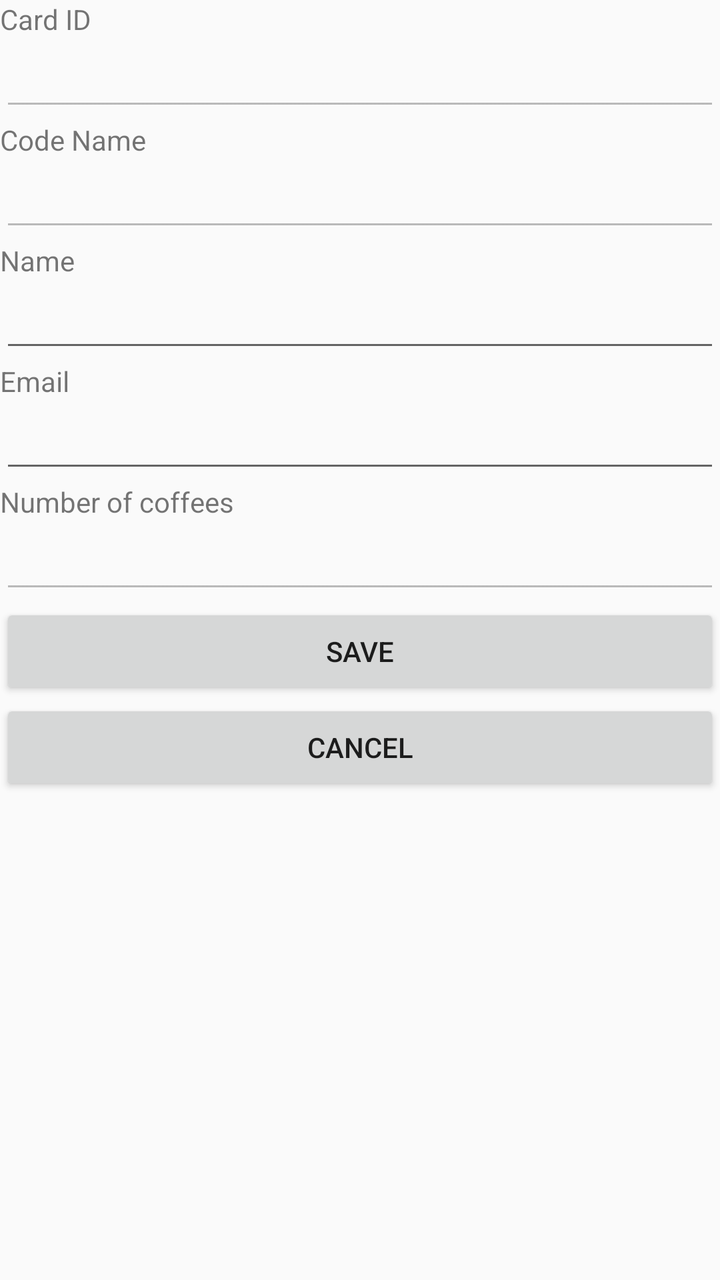
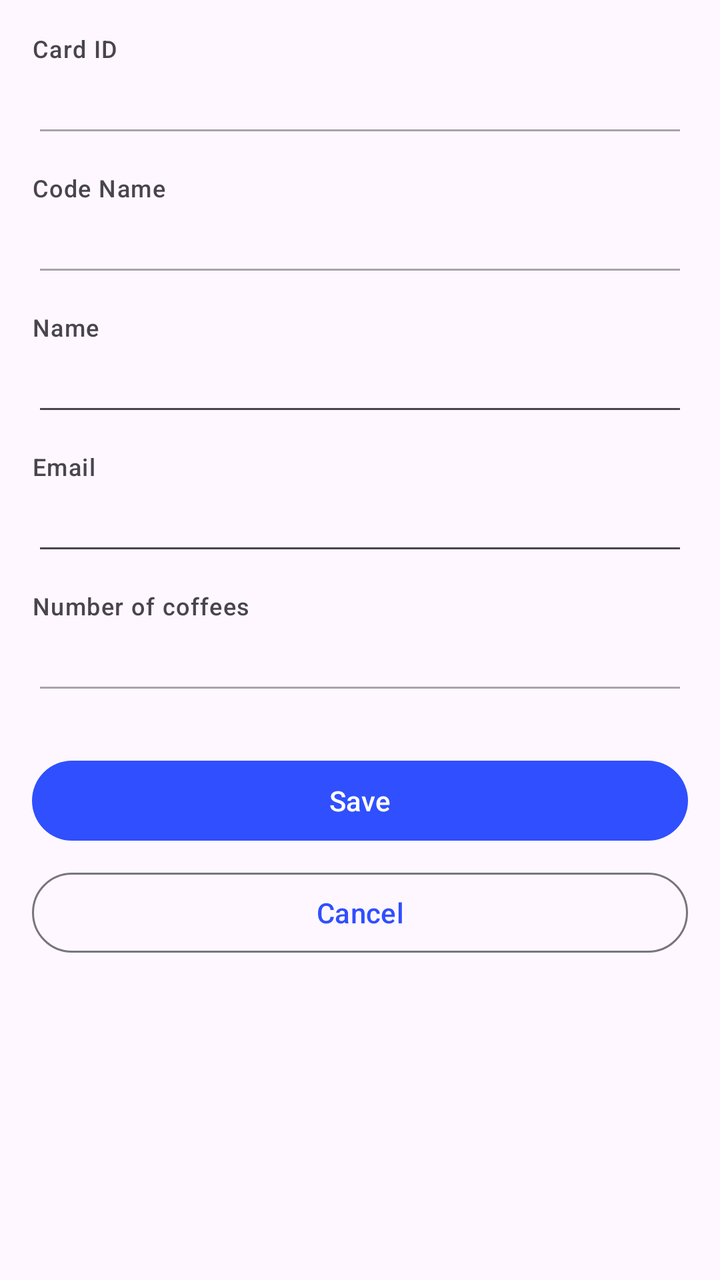

The first picture is an Android layout as it rendered before a commit; the second is the same layout after the commit. The layout source and the unified diff follow.
<!-- AndroidManifest.xml: application theme AppTheme -->
<!-- res/layout/activity_edit_id.xml -->
<?xml version="1.0" encoding="utf-8"?>
<LinearLayout xmlns:android="http://schemas.android.com/apk/res/android"
    xmlns:app="http://schemas.android.com/apk/res-auto"
    xmlns:tools="http://schemas.android.com/tools"
    android:layout_width="match_parent"
    android:layout_height="match_parent"
    android:layout_margin="16dp"
    android:orientation="vertical"
    tools:context="ro.dsgmedia.cox.nfcoffee.EditID">

    <TextView
        android:id="@+id/editID_tvCardID"
        android:layout_width="match_parent"
        android:layout_height="wrap_content"
        android:labelFor="@+id/editID_etCardID"
        android:text="@string/card_id" />

    <EditText
        android:id="@+id/editID_etCardID"
        android:layout_width="match_parent"
        android:layout_height="wrap_content"
        android:ems="10"
        android:enabled="false"
        android:inputType="textPersonName"
        android:maxLines="1" />

    <TextView
        android:id="@+id/editID_tvCodeName"
        android:layout_width="match_parent"
        android:layout_height="wrap_content"
        android:labelFor="@+id/editID_etCodeName"
        android:text="@string/code_name" />

    <EditText
        android:id="@+id/editID_etCodeName"
        android:layout_width="match_parent"
        android:layout_height="wrap_content"
        android:ems="10"
        android:enabled="false"
        android:inputType="textPersonName"
        android:maxLines="1" />

    <TextView
        android:id="@+id/editID_tvName"
        android:layout_width="match_parent"
        android:layout_height="wrap_content"
        android:labelFor="@+id/editID_etName"
        android:text="@string/name" />

    <EditText
        android:id="@+id/editID_etName"
        android:layout_width="match_parent"
        android:layout_height="wrap_content"
        android:digits="ÄÖÜẞQWERTZUIOPASDFGHJKLYXCVBNM äöüßqwertzuiopasdfghjklyxcvbnm"
        android:ems="10"
        android:inputType="textPersonName"
        android:maxLines="1"
        android:selectAllOnFocus="true" />

    <TextView
        android:id="@+id/editID_tvEmail"
        android:layout_width="match_parent"
        android:layout_height="wrap_content"
        android:labelFor="@+id/editID_etEmail"
        android:text="@string/email" />

    <EditText
        android:id="@+id/editID_etEmail"
        android:layout_width="match_parent"
        android:layout_height="wrap_content"
        android:digits="QWERTZUIOPASDFGHJKLYXCVBNM qwertzuiopasdfghjklyxcvbnm1234567890_@."
        android:ems="10"
        android:inputType="textEmailAddress"
        android:maxLines="1"
        android:selectAllOnFocus="true" />

    <TextView
        android:id="@+id/editID_tvCoffees"
        android:layout_width="match_parent"
        android:layout_height="wrap_content"
        android:labelFor="@+id/editID_etCoffees"
        android:text="@string/number_of_coffees" />

    <EditText
        android:id="@+id/editID_etCoffees"
        android:layout_width="match_parent"
        android:layout_height="wrap_content"
        android:ems="10"
        android:enabled="false"
        android:inputType="textPersonName"
        android:maxLines="1" />

    <Space
        android:layout_width="match_parent"
        android:layout_height="wrap_content" />

    <Button
        android:id="@+id/editID_bSave"
        android:layout_width="match_parent"
        android:layout_height="wrap_content"
        android:text="@string/save" />

    <Button
        android:id="@+id/editID_bCancel"
        android:layout_width="match_parent"
        android:layout_height="wrap_content"
        android:text="@string/cancel" />
</LinearLayout>
<!-- resources referenced by this layout -->
<resources>
  <string name="cancel">Cancel</string>
  <string name="card_id">Card ID</string>
  <string name="code_name">Code Name</string>
  <string name="email">Email</string>
  <string name="name">Name</string>
  <string name="number_of_coffees">Number of coffees</string>
  <string name="save">Save</string>
  <style name="AppTheme" parent="Theme.AppCompat.Light.NoActionBar">
          
          <item name="colorPrimaryDark">@color/colorPrimaryDark</item>
          <item name="colorAccent">@color/colorAccent</item>
          <item name="windowActionBar">false</item>
          <item name="windowNoTitle">true</item>
          <item name="colorPrimary">@color/colorPrimary</item>
      </style>
  <color name="colorPrimaryDark">#303F9F</color>
  <color name="colorAccent">#ff4081</color>
  <color name="colorPrimary">#304ffe</color>
</resources>

<!-- the commit's change to res/layout/activity_edit_id.xml (unified diff, before → after) -->
@@ -1,108 +1,128 @@
 <?xml version="1.0" encoding="utf-8"?>
-<LinearLayout xmlns:android="http://schemas.android.com/apk/res/android"
-    xmlns:app="http://schemas.android.com/apk/res-auto"
+<ScrollView xmlns:android="http://schemas.android.com/apk/res/android"
     xmlns:tools="http://schemas.android.com/tools"
     android:layout_width="match_parent"
     android:layout_height="match_parent"
-    android:layout_margin="16dp"
-    android:orientation="vertical"
+    android:fillViewport="true"
     tools:context="ro.dsgmedia.cox.nfcoffee.EditID">
 
-    <TextView
-        android:id="@+id/editID_tvCardID"
+    <LinearLayout
         android:layout_width="match_parent"
         android:layout_height="wrap_content"
-        android:labelFor="@+id/editID_etCardID"
-        android:text="@string/card_id" />
+        android:orientation="vertical"
+        android:padding="16dp">
 
-    <EditText
-        android:id="@+id/editID_etCardID"
-        android:layout_width="match_parent"
-        android:layout_height="wrap_content"
-        android:ems="10"
-        android:enabled="false"
-        android:inputType="textPersonName"
-        android:maxLines="1" />
+        <TextView
+            android:id="@+id/editID_tvCardID"
+            android:layout_width="match_parent"
+            android:layout_height="wrap_content"
+            android:labelFor="@+id/editID_etCardID"
+            android:text="@string/card_id"
+            android:textAppearance="?attr/textAppearanceLabelMedium"
+            android:textColor="?attr/colorOnSurfaceVariant" />
 
-    <TextView
-        android:id="@+id/editID_tvCodeName"
-        android:layout_width="match_parent"
-        android:layout_height="wrap_content"
-        android:labelFor="@+id/editID_etCodeName"
-        android:text="@string/code_name" />
+        <EditText
+            android:id="@+id/editID_etCardID"
+            android:layout_width="match_parent"
+            android:layout_height="wrap_content"
+            android:ems="10"
+            android:enabled="false"
+            android:inputType="textPersonName"
+            android:maxLines="1" />
 
-    <EditText
-        android:id="@+id/editID_etCodeName"
-        android:layout_width="match_parent"
-        android:layout_height="wrap_content"
-        android:ems="10"
-        android:enabled="false"
-        android:inputType="textPersonName"
-        android:maxLines="1" />
+        <TextView
+            android:id="@+id/editID_tvCodeName"
+            android:layout_width="match_parent"
+            android:layout_height="wrap_content"
+            android:layout_marginTop="12dp"
+            android:labelFor="@+id/editID_etCodeName"
+            android:text="@string/code_name"
+            android:textAppearance="?attr/textAppearanceLabelMedium"
+            android:textColor="?attr/colorOnSurfaceVariant" />
 
-    <TextView
-        android:id="@+id/editID_tvName"
-        android:layout_width="match_parent"
-        android:layout_height="wrap_content"
-        android:labelFor="@+id/editID_etName"
-        android:text="@string/name" />
+        <EditText
+            android:id="@+id/editID_etCodeName"
+            android:layout_width="match_parent"
+            android:layout_height="wrap_content"
+            android:ems="10"
+            android:enabled="false"
+            android:inputType="textPersonName"
+            android:maxLines="1" />
 
-    <EditText
-        android:id="@+id/editID_etName"
-        android:layout_width="match_parent"
-        android:layout_height="wrap_content"
-        android:digits="ÄÖÜẞQWERTZUIOPASDFGHJKLYXCVBNM äöüßqwertzuiopasdfghjklyxcvbnm"
-        android:ems="10"
-        android:inputType="textPersonName"
-        android:maxLines="1"
-        android:selectAllOnFocus="true" />
+        <TextView
+            android:id="@+id/editID_tvName"
+            android:layout_width="match_parent"
+            android:layout_height="wrap_content"
+            android:layout_marginTop="12dp"
+            android:labelFor="@+id/editID_etName"
+            android:text="@string/name"
+            android:textAppearance="?attr/textAppearanceLabelMedium"
+            android:textColor="?attr/colorOnSurfaceVariant" />
 
-    <TextView
-        android:id="@+id/editID_tvEmail"
-        android:layout_width="match_parent"
-        android:layout_height="wrap_content"
-        android:labelFor="@+id/editID_etEmail"
-        android:text="@string/email" />
+        <EditText
+            android:id="@+id/editID_etName"
+            android:layout_width="match_parent"
+            android:layout_height="wrap_content"
+            android:digits="ÄÖÜẞQWERTZUIOPASDFGHJKLYXCVBNM äöüßqwertzuiopasdfghjklyxcvbnm"
+            android:ems="10"
+            android:inputType="textPersonName"
+            android:maxLines="1"
+            android:selectAllOnFocus="true" />
 
-    <EditText
-        android:id="@+id/editID_etEmail"
-        android:layout_width="match_parent"
-        android:layout_height="wrap_content"
-        android:digits="QWERTZUIOPASDFGHJKLYXCVBNM qwertzuiopasdfghjklyxcvbnm1234567890_@."
-        android:ems="10"
-        android:inputType="textEmailAddress"
-        android:maxLines="1"
-        android:selectAllOnFocus="true" />
+        <TextView
+            android:id="@+id/editID_tvEmail"
+            android:layout_width="match_parent"
+            android:layout_height="wrap_content"
+            android:layout_marginTop="12dp"
+            android:labelFor="@+id/editID_etEmail"
+            android:text="@string/email"
+            android:textAppearance="?attr/textAppearanceLabelMedium"
+            android:textColor="?attr/colorOnSurfaceVariant" />
 
-    <TextView
-        android:id="@+id/editID_tvCoffees"
-        android:layout_width="match_parent"
-        android:layout_height="wrap_content"
-        android:labelFor="@+id/editID_etCoffees"
-        android:text="@string/number_of_coffees" />
+        <EditText
+            android:id="@+id/editID_etEmail"
+            android:layout_width="match_parent"
+            android:layout_height="wrap_content"
+            android:digits="QWERTZUIOPASDFGHJKLYXCVBNM qwertzuiopasdfghjklyxcvbnm1234567890_@."
+            android:ems="10"
+            android:inputType="textEmailAddress"
+            android:maxLines="1"
+            android:selectAllOnFocus="true" />
 
-    <EditText
-        android:id="@+id/editID_etCoffees"
-        android:layout_width="match_parent"
-        android:layout_height="wrap_content"
-        android:ems="10"
-        android:enabled="false"
-        android:inputType="textPersonName"
-        android:maxLines="1" />
+        <TextView
+            android:id="@+id/editID_tvCoffees"
+            android:layout_width="match_parent"
+            android:layout_height="wrap_content"
+            android:layout_marginTop="12dp"
+            android:labelFor="@+id/editID_etCoffees"
+            android:text="@string/number_of_coffees"
+            android:textAppearance="?attr/textAppearanceLabelMedium"
+            android:textColor="?attr/colorOnSurfaceVariant" />
 
-    <Space
-        android:layout_width="match_parent"
-        android:layout_height="wrap_content" />
+        <EditText
+            android:id="@+id/editID_etCoffees"
+            android:layout_width="match_parent"
+            android:layout_height="wrap_content"
+            android:ems="10"
+            android:enabled="false"
+            android:inputType="textPersonName"
+            android:maxLines="1" />
 
-    <Button
-        android:id="@+id/editID_bSave"
-        android:layout_width="match_parent"
-        android:layout_height="wrap_content"
-        android:text="@string/save" />
+        <com.google.android.material.button.MaterialButton
+            android:id="@+id/editID_bSave"
+            android:layout_width="match_parent"
+            android:layout_height="wrap_content"
+            android:layout_marginTop="24dp"
+            android:text="@string/save" />
 
-    <Button
-        android:id="@+id/editID_bCancel"
-        android:layout_width="match_parent"
-        android:layout_height="wrap_content"
-        android:text="@string/cancel" />
-</LinearLayout>
+        <com.google.android.material.button.MaterialButton
+            android:id="@+id/editID_bCancel"
+            style="@style/Widget.Material3.Button.OutlinedButton"
+            android:layout_width="match_parent"
+            android:layout_height="wrap_content"
+            android:layout_marginTop="8dp"
+            android:text="@string/cancel" />
+
+    </LinearLayout>
+
+</ScrollView>
<!-- resource entries referenced after the edit -->
@@ -7,16 +7,24 @@
   <string name="name">Name</string>
   <string name="number_of_coffees">Number of coffees</string>
   <string name="save">Save</string>
-  <style name="AppTheme" parent="Theme.AppCompat.Light.NoActionBar">
-          
-          <item name="colorPrimaryDark">@color/colorPrimaryDark</item>
-          <item name="colorAccent">@color/colorAccent</item>
-          <item name="windowActionBar">false</item>
-          <item name="windowNoTitle">true</item>
-          <item name="colorPrimary">@color/colorPrimary</item>
+  <style name="AppTheme" parent="Theme.Material3.DayNight.NoActionBar">
+          <item name="colorPrimary">@color/md_primary</item>
+          <item name="colorOnPrimary">@color/md_on_primary</item>
+          <item name="colorPrimaryContainer">@color/md_primary_container</item>
+          <item name="colorOnPrimaryContainer">@color/md_on_primary_container</item>
+  
+          <item name="colorSecondary">@color/md_secondary</item>
+          <item name="colorOnSecondary">@color/md_on_secondary</item>
+          <item name="colorSecondaryContainer">@color/md_secondary_container</item>
+          <item name="colorOnSecondaryContainer">@color/md_on_secondary_container</item>
       </style>
-  <color name="colorPrimaryDark">#303F9F</color>
-  <color name="colorAccent">#ff4081</color>
-  <color name="colorPrimary">#304ffe</color>
+  <color name="md_primary">#304FFE</color>
+  <color name="md_on_primary">#FFFFFF</color>
+  <color name="md_primary_container">#DFE0FF</color>
+  <color name="md_on_primary_container">#00105C</color>
+  <color name="md_secondary">#5B5D72</color>
+  <color name="md_on_secondary">#FFFFFF</color>
+  <color name="md_secondary_container">#E0E1F9</color>
+  <color name="md_on_secondary_container">#181A2C</color>
 </resources>
 
